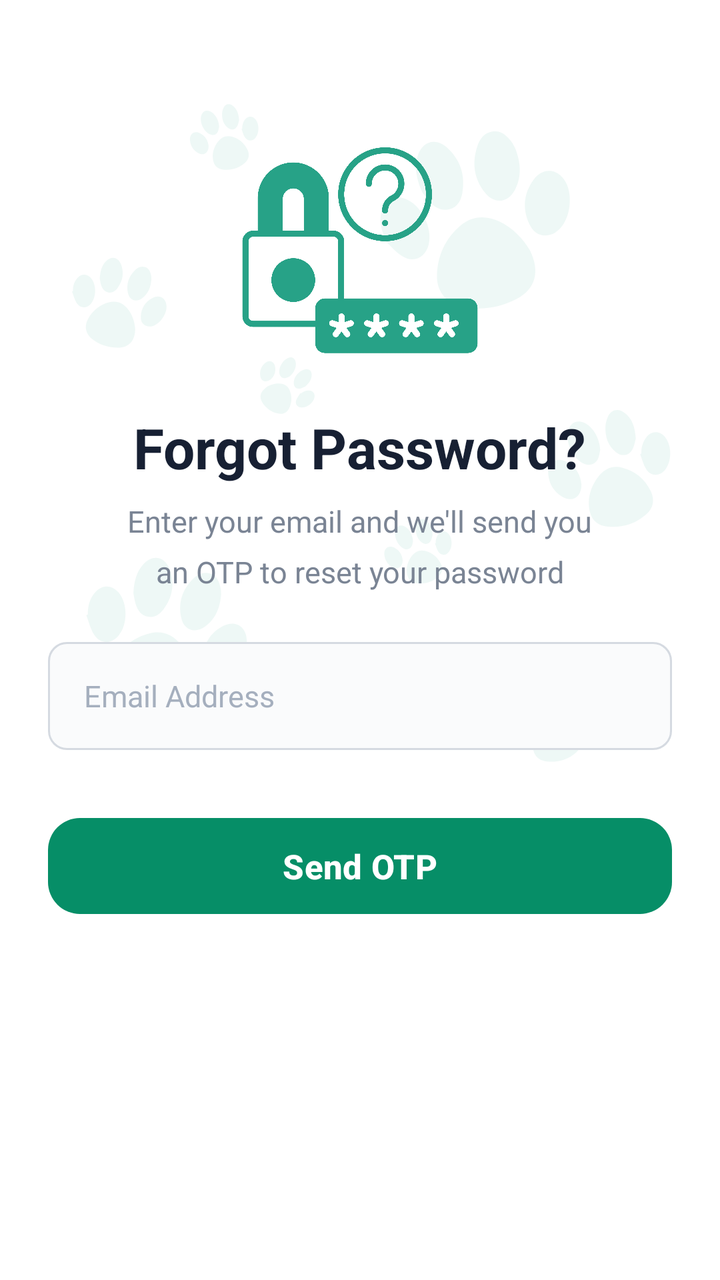
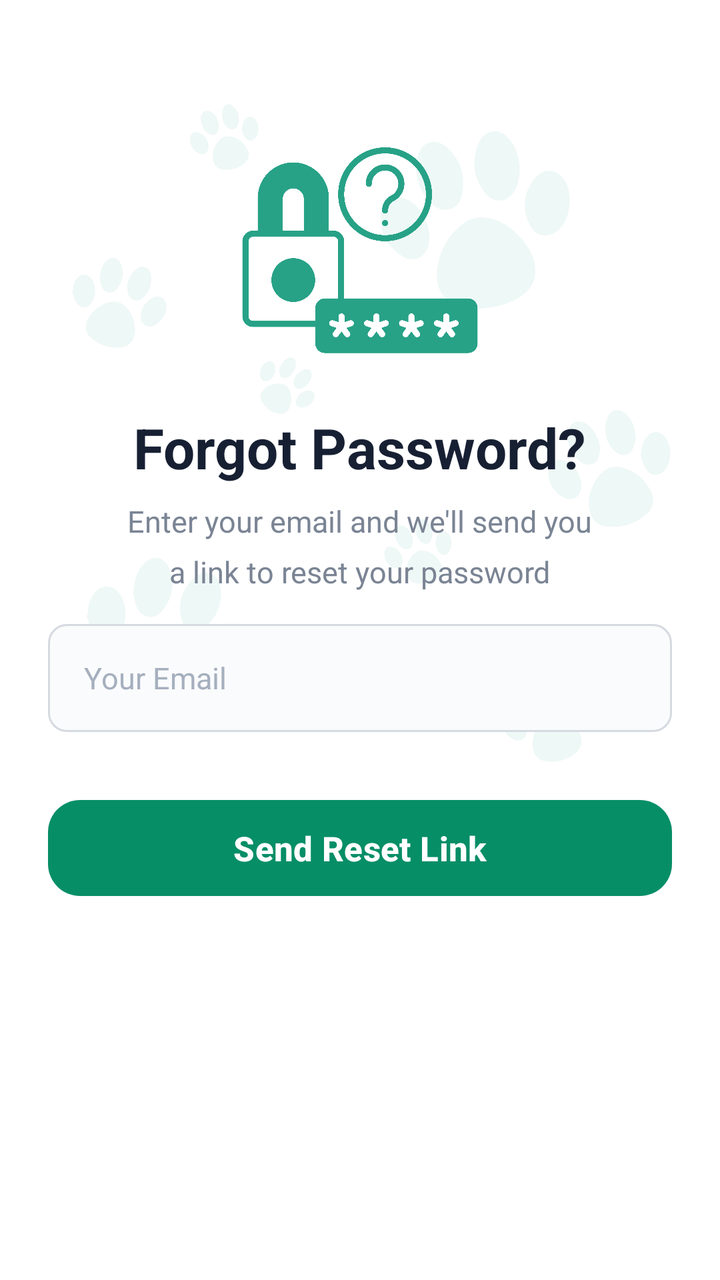

Two renders of the same Android screen: before a commit and after it. Below are the layout's source before the change and the commit's diff.
<!-- AndroidManifest.xml: application theme Theme.PawMate -->
<!-- res/layout/activity_forgot_password.xml -->
<?xml version="1.0" encoding="utf-8"?>
<ScrollView
    xmlns:android="http://schemas.android.com/apk/res/android"
    xmlns:app="http://schemas.android.com/apk/res-auto"
    xmlns:tools="http://schemas.android.com/tools"
    android:layout_width="match_parent"
    android:layout_height="match_parent"
    android:fillViewport="true"
    android:background="@drawable/back"
    tools:context=".ForgotPassword">

    <LinearLayout
        android:id="@+id/main"
        android:layout_width="match_parent"
        android:layout_height="wrap_content"
        android:orientation="vertical"
        android:gravity="center_horizontal"
        android:paddingStart="24dp"
        android:paddingEnd="24dp"
        android:paddingTop="60dp"
        android:paddingBottom="40dp">

        
        <ImageView
            android:layout_width="130dp"
            android:layout_height="130dp"
            android:src="@drawable/forgot"
            android:scaleType="centerInside"
            android:contentDescription="Forgot password" />

        
        <TextView
            android:layout_width="wrap_content"
            android:layout_height="wrap_content"
            android:layout_marginTop="15dp"
            android:text="Forgot Password?"
            android:textColor="#172033"
            android:textSize="28sp"
            android:textStyle="bold" />

        
        <TextView
            android:layout_width="wrap_content"
            android:layout_height="wrap_content"
            android:layout_marginTop="8dp"
            android:text="Enter your email and we'll send you"
            android:textColor="#7A8494"
            android:textSize="15sp" />

        
        <TextView
            android:layout_width="wrap_content"
            android:layout_height="wrap_content"
            android:layout_marginTop="5dp"
            android:text="an OTP to reset your password"
            android:textColor="#7A8494"
            android:textSize="15sp" />

        
        <EditText
            android:id="@+id/etEmail"
            android:layout_width="match_parent"
            android:layout_height="54dp"
            android:layout_marginTop="25dp"
            android:background="@drawable/edittext_background"
            android:hint="Email Address"
            android:inputType="textEmailAddress"
            android:imeOptions="actionDone"
            android:paddingStart="18dp"
            android:paddingEnd="18dp"
            android:singleLine="true"
            android:textColor="@color/primary"
            android:textColorHint="#A5AFBE"
            android:textSize="15sp" />

        
        <com.google.android.material.button.MaterialButton
            android:id="@+id/btnSendOTP"
            android:layout_width="match_parent"
            android:layout_height="56dp"
            android:layout_marginTop="30dp"
            android:text="Send OTP"
            android:textAllCaps="false"
            android:textColor="@color/white"
            android:textSize="17sp"
            android:textStyle="bold"
            app:backgroundTint="@color/primary"
            app:cornerRadius="16dp"
            app:elevation="2dp" />

    </LinearLayout>

</ScrollView>
<!-- resources referenced by this layout -->
<resources>
  <color name="primary"> #068E67</color>
  <color name="white">#FFFFFFFF</color>
  <!-- drawable back: png bitmap (drawable, 42297 bytes) -->
  <!-- drawable edittext_background (drawable) -->
  <?xml version="1.0" encoding="utf-8"?>
  <shape xmlns:android="http://schemas.android.com/apk/res/android"
      android:shape="rectangle">
  
      <solid android:color="#FAFBFC" />
  
      <stroke
          android:width="1dp"
          android:color="#D5DAE1" />
  
      <corners android:radius="9dp" />
  
      <padding
          android:left="16dp"
          android:right="16dp"
          android:top="5dp"
          android:bottom="5dp" />
  
  </shape>
  <!-- drawable forgot: png bitmap (drawable, 96710 bytes) -->
  <style name="Theme.PawMate" parent="Base.Theme.PawMate" />
  <style name="Base.Theme.PawMate" parent="Theme.Material3.DayNight.NoActionBar">
          
          
      </style>
</resources>

<!-- the commit's change to res/layout/activity_forgot_password.xml (unified diff, before → after) -->
@@ -52,20 +52,22 @@
             android:layout_width="wrap_content"
             android:layout_height="wrap_content"
             android:layout_marginTop="5dp"
-            android:text="an OTP to reset your password"
+            android:text="a link to reset your password"
             android:textColor="#7A8494"
             android:textSize="15sp" />
+
+        
 
         
         <EditText
             android:id="@+id/etEmail"
             android:layout_width="match_parent"
             android:layout_height="54dp"
-            android:layout_marginTop="25dp"
+            android:layout_marginTop="16dp"
             android:background="@drawable/edittext_background"
-            android:hint="Email Address"
+            android:hint="Your Email"
+            android:imeOptions="actionNext"
             android:inputType="textEmailAddress"
-            android:imeOptions="actionDone"
             android:paddingStart="18dp"
             android:paddingEnd="18dp"
             android:singleLine="true"
@@ -73,13 +75,12 @@
             android:textColorHint="#A5AFBE"
             android:textSize="15sp" />
 
-        
         <com.google.android.material.button.MaterialButton
-            android:id="@+id/btnSendOTP"
+            android:id="@+id/btnSendReset"
             android:layout_width="match_parent"
             android:layout_height="56dp"
             android:layout_marginTop="30dp"
-            android:text="Send OTP"
+            android:text="Send Reset Link"
             android:textAllCaps="false"
             android:textColor="@color/white"
             android:textSize="17sp"
